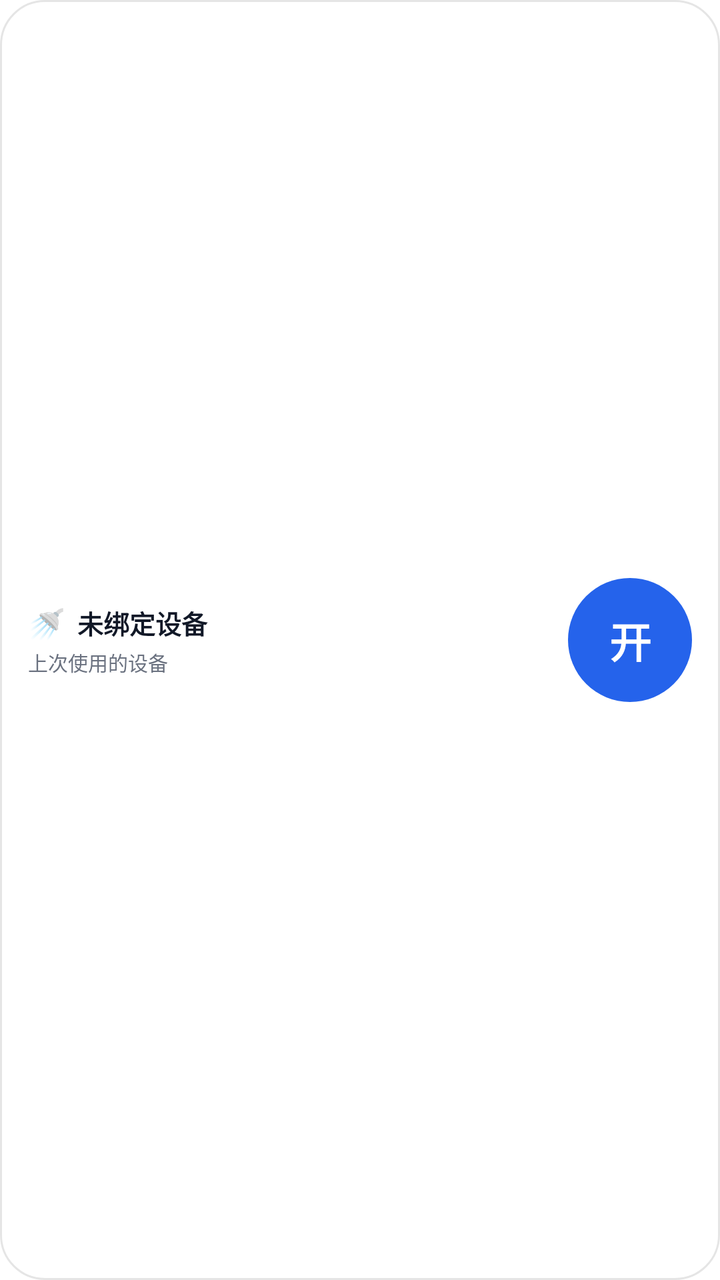
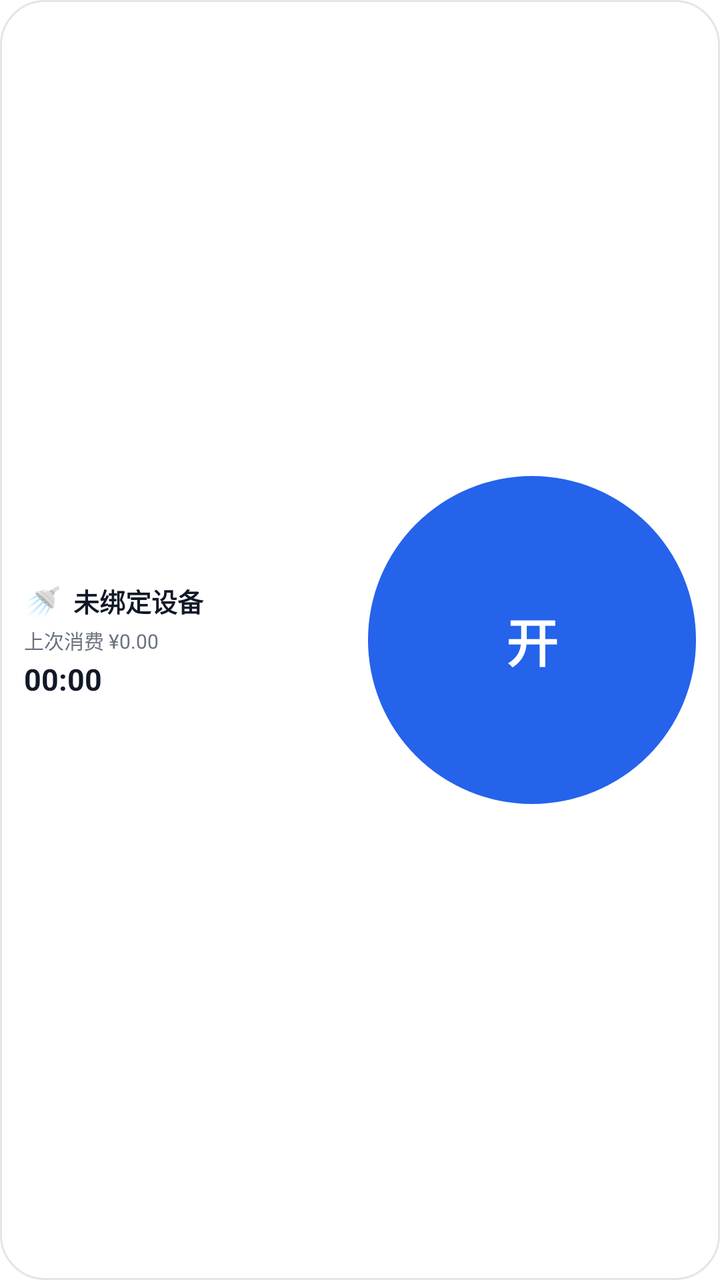

Screens rendered from an Android XML layout before and after an edit, with the pre-edit source and the edit as a unified diff.
<!-- AndroidManifest.xml: application theme Theme.LinYu -->
<!-- res/layout/widget_linyu_2x2_wide_light.xml -->
<?xml version="1.0" encoding="utf-8"?>
<LinearLayout xmlns:android="http://schemas.android.com/apk/res/android"
    android:id="@+id/widget_root"
    android:layout_width="match_parent"
    android:layout_height="match_parent"
    android:orientation="horizontal"
    android:background="@drawable/widget_bg_light"
    android:padding="14dp"
    android:gravity="center_vertical">

    <LinearLayout
        android:layout_width="0dp"
        android:layout_height="wrap_content"
        android:layout_weight="1"
        android:orientation="vertical">

        <LinearLayout
            android:layout_width="match_parent"
            android:layout_height="wrap_content"
            android:orientation="horizontal"
            android:gravity="center_vertical">

            <TextView
                android:id="@+id/widget_emoji"
                android:layout_width="wrap_content"
                android:layout_height="wrap_content"
                android:textSize="15sp"
                android:text="🚿" />

            <TextView
                android:id="@+id/widget_device"
                android:layout_width="0dp"
                android:layout_height="wrap_content"
                android:layout_weight="1"
                android:layout_marginStart="6dp"
                android:textSize="13sp"
                android:textStyle="bold"
                android:maxLines="1"
                android:ellipsize="end"
                android:textColor="#111827"
                android:text="未绑定设备" />
        </LinearLayout>

        <TextView
            android:id="@+id/widget_sublabel"
            android:layout_width="match_parent"
            android:layout_height="wrap_content"
            android:layout_marginTop="2dp"
            android:textSize="10sp"
            android:maxLines="2"
            android:ellipsize="end"
            android:textColor="#6B7280"
            android:text="上次使用的设备" />
    </LinearLayout>

    <FrameLayout
        android:layout_width="62dp"
        android:layout_height="62dp"
        android:layout_marginStart="10dp">

        <TextView
            android:id="@+id/widget_action_start"
            android:layout_width="62dp"
            android:layout_height="62dp"
            android:background="@drawable/widget_circle_start_light"
            android:gravity="center"
            android:textSize="21sp"
            android:textStyle="bold"
            android:textColor="#FFFFFF"
            android:text="开" />

        <TextView
            android:id="@+id/widget_action_stop"
            android:layout_width="62dp"
            android:layout_height="62dp"
            android:background="@drawable/widget_circle_stop_light"
            android:gravity="center"
            android:textSize="21sp"
            android:textStyle="bold"
            android:textColor="#FFFFFF"
            android:text="关"
            android:visibility="gone" />
    </FrameLayout>
</LinearLayout>
<!-- resources referenced by this layout -->
<resources>
  <!-- drawable widget_bg_light (drawable) -->
  <?xml version="1.0" encoding="utf-8"?>
  <shape xmlns:android="http://schemas.android.com/apk/res/android"
      android:shape="rectangle">
      <solid android:color="#F7FFFFFF" />
      <corners android:radius="22dp" />
      <stroke android:width="1dp" android:color="#1A000000" />
  </shape>
  <!-- drawable widget_circle_start_light (drawable) -->
  <?xml version="1.0" encoding="utf-8"?>
  <shape xmlns:android="http://schemas.android.com/apk/res/android"
      android:shape="oval">
      <solid android:color="#2563EB" />
  </shape>
  <!-- drawable widget_circle_stop_light (drawable) -->
  <?xml version="1.0" encoding="utf-8"?>
  <shape xmlns:android="http://schemas.android.com/apk/res/android"
      android:shape="oval">
      <solid android:color="#EF4444" />
  </shape>
  <style name="Theme.LinYu" parent="Theme.MaterialComponents.DayNight.NoActionBar">
          <item name="colorPrimary">#2563EB</item>
          <item name="colorPrimaryVariant">#1D4ED8</item>
          <item name="colorOnPrimary">@color/white</item>
          <item name="colorSecondary">#6B7280</item>
          <item name="colorSecondaryVariant">#4B5563</item>
          <item name="colorOnSecondary">@color/white</item>
          <item name="android:statusBarColor">?attr/colorPrimaryVariant</item>
      </style>
  <color name="white">#FFFFFFFF</color>
</resources>

<!-- the commit's change to res/layout/widget_linyu_2x2_wide_light.xml (unified diff, before → after) -->
@@ -5,7 +5,7 @@
     android:layout_height="match_parent"
     android:orientation="horizontal"
     android:background="@drawable/widget_bg_light"
-    android:padding="14dp"
+    android:padding="12dp"
     android:gravity="center_vertical">
 
     <LinearLayout
@@ -42,43 +42,56 @@
         </LinearLayout>
 
         <TextView
-            android:id="@+id/widget_sublabel"
+            android:id="@+id/widget_lastconsume"
             android:layout_width="match_parent"
             android:layout_height="wrap_content"
             android:layout_marginTop="2dp"
             android:textSize="10sp"
-            android:maxLines="2"
+            android:maxLines="1"
             android:ellipsize="end"
             android:textColor="#6B7280"
-            android:text="上次使用的设备" />
+            android:text="上次消费 ¥0.00" />
+
+        <Chronometer
+            android:id="@+id/widget_timer"
+            android:layout_width="match_parent"
+            android:layout_height="wrap_content"
+            android:layout_marginTop="2dp"
+            android:textSize="15sp"
+            android:textStyle="bold"
+            android:textColor="#111827"
+            android:text="00:00" />
     </LinearLayout>
 
     <FrameLayout
-        android:layout_width="62dp"
-        android:layout_height="62dp"
-        android:layout_marginStart="10dp">
+        android:layout_width="0dp"
+        android:layout_height="match_parent"
+        android:layout_weight="1"
+        android:layout_marginStart="8dp">
+
+        <ImageView
+            android:id="@+id/widget_action_start"
+            android:layout_width="match_parent"
+            android:layout_height="match_parent"
+            android:scaleType="fitCenter"
+            android:src="@drawable/widget_circle_start_light" />
+
+        <ImageView
+            android:id="@+id/widget_action_stop"
+            android:layout_width="match_parent"
+            android:layout_height="match_parent"
+            android:scaleType="fitCenter"
+            android:src="@drawable/widget_circle_stop_light"
+            android:visibility="gone" />
 
         <TextView
-            android:id="@+id/widget_action_start"
-            android:layout_width="62dp"
-            android:layout_height="62dp"
-            android:background="@drawable/widget_circle_start_light"
-            android:gravity="center"
-            android:textSize="21sp"
+            android:id="@+id/widget_action_label"
+            android:layout_width="wrap_content"
+            android:layout_height="wrap_content"
+            android:layout_gravity="center"
+            android:textSize="26sp"
             android:textStyle="bold"
             android:textColor="#FFFFFF"
             android:text="开" />
-
-        <TextView
-            android:id="@+id/widget_action_stop"
-            android:layout_width="62dp"
-            android:layout_height="62dp"
-            android:background="@drawable/widget_circle_stop_light"
-            android:gravity="center"
-            android:textSize="21sp"
-            android:textStyle="bold"
-            android:textColor="#FFFFFF"
-            android:text="关"
-            android:visibility="gone" />
     </FrameLayout>
 </LinearLayout>
<!-- resource entries referenced after the edit -->
@@ -13,12 +13,14 @@
   <shape xmlns:android="http://schemas.android.com/apk/res/android"
       android:shape="oval">
       <solid android:color="#2563EB" />
+      <size android:width="100dp" android:height="100dp" />
   </shape>
   <!-- drawable widget_circle_stop_light (drawable) -->
   <?xml version="1.0" encoding="utf-8"?>
   <shape xmlns:android="http://schemas.android.com/apk/res/android"
       android:shape="oval">
       <solid android:color="#EF4444" />
+      <size android:width="100dp" android:height="100dp" />
   </shape>
   <style name="Theme.LinYu" parent="Theme.MaterialComponents.DayNight.NoActionBar">
           <item name="colorPrimary">#2563EB</item>
